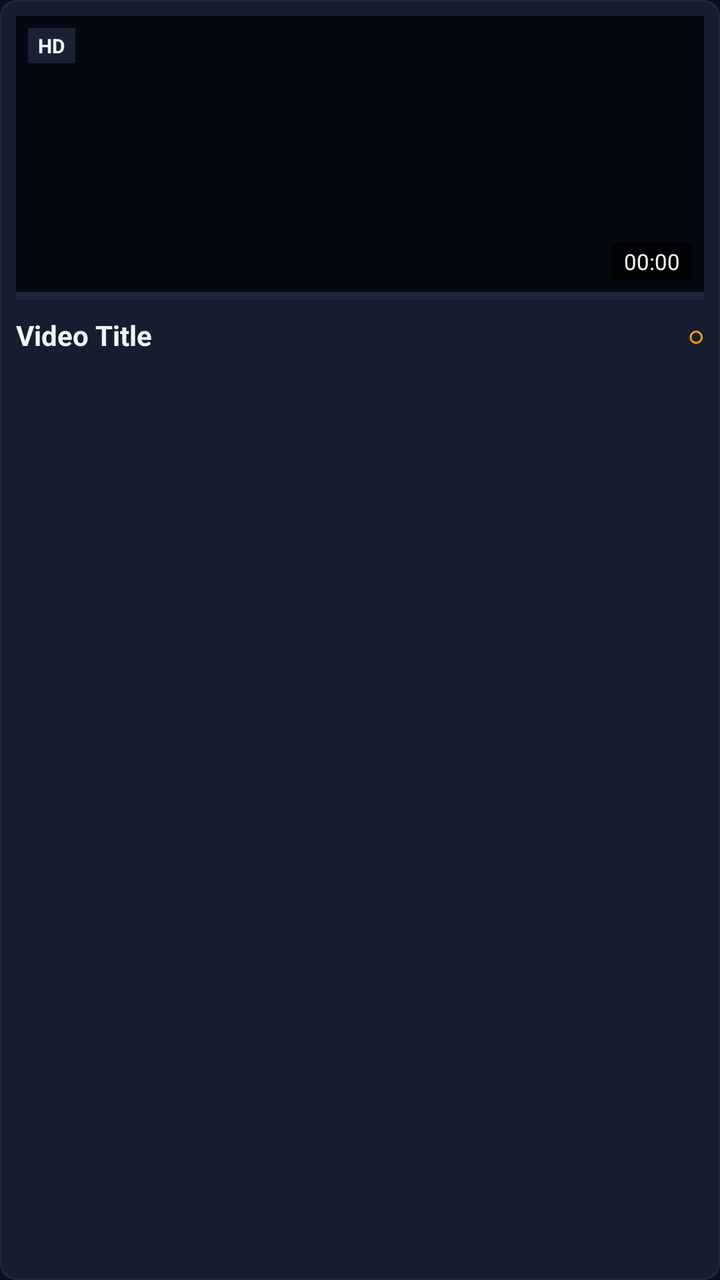
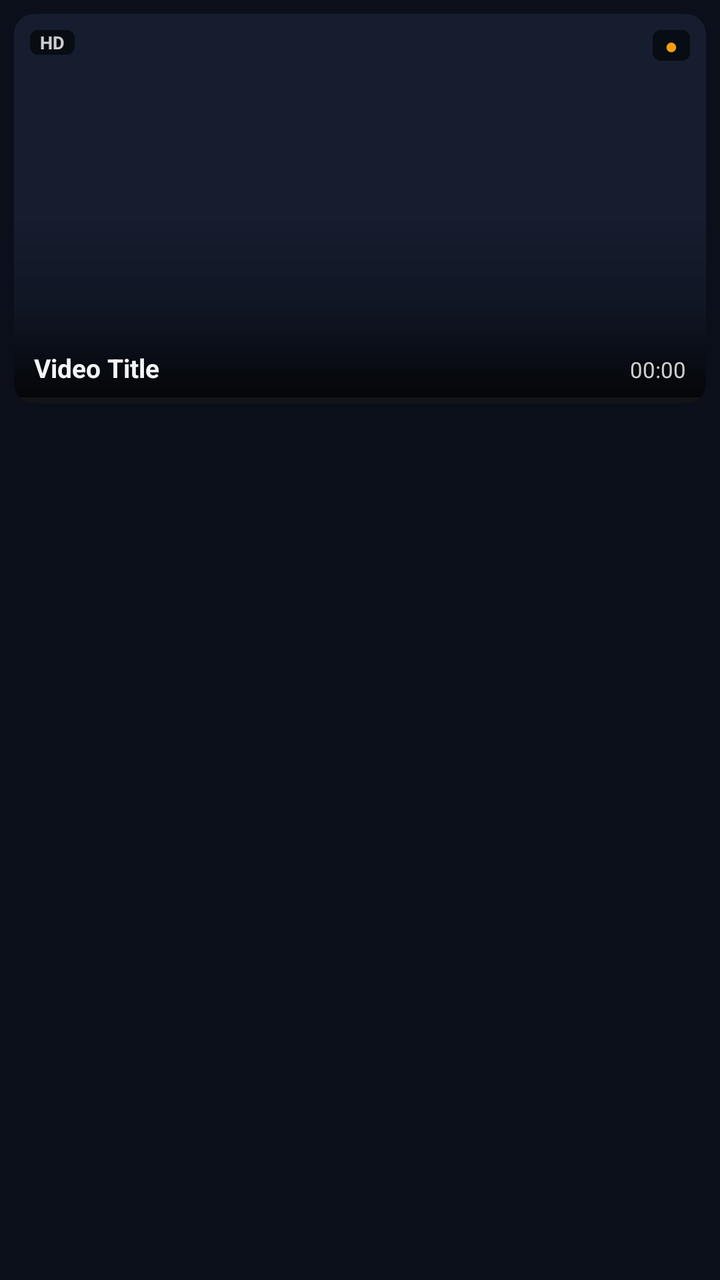

Before-and-after screenshots of an Android layout around one commit, followed by the original layout XML and the change that was made.
<!-- AndroidManifest.xml: application theme Theme.TVDiagnostics -->
<!-- res/layout/item_video_card.xml -->
<?xml version="1.0" encoding="utf-8"?>
<LinearLayout xmlns:android="http://schemas.android.com/apk/res/android"
    android:layout_width="260dp"
    android:layout_height="wrap_content"
    android:orientation="vertical"
    android:focusable="true"
    android:clickable="true"
    android:background="@drawable/btn_tv_focus"
    android:padding="8dp"
    android:layout_margin="10dp">

    
    <FrameLayout
        android:layout_width="match_parent"
        android:layout_height="138dp">

        <ImageView
            android:id="@+id/ivThumbnail"
            android:layout_width="match_parent"
            android:layout_height="match_parent"
            android:scaleType="centerCrop"
            android:background="#050811" />

        <TextView
            android:id="@+id/tvDurationBadge"
            android:layout_width="wrap_content"
            android:layout_height="wrap_content"
            android:layout_gravity="bottom|end"
            android:layout_margin="6dp"
            android:background="#CC000000"
            android:paddingStart="6dp"
            android:paddingEnd="6dp"
            android:paddingTop="2dp"
            android:paddingBottom="2dp"
            android:textColor="@color/text_white"
            android:textSize="11sp"
            android:text="00:00" />

        <TextView
            android:id="@+id/tvResBadge"
            android:layout_width="wrap_content"
            android:layout_height="wrap_content"
            android:layout_gravity="top|start"
            android:layout_margin="6dp"
            android:background="#CC1E293B"
            android:paddingStart="5dp"
            android:paddingEnd="5dp"
            android:paddingTop="2dp"
            android:paddingBottom="2dp"
            android:textColor="@color/text_white"
            android:textSize="10sp"
            android:textStyle="bold"
            android:text="HD" />
    </FrameLayout>

    
    <ProgressBar
        android:id="@+id/pbWatchProgress"
        style="?android:attr/progressBarStyleHorizontal"
        android:layout_width="match_parent"
        android:layout_height="4dp"
        android:max="100"
        android:progress="0"
        android:progressTint="@color/accent_blue"
        android:progressBackgroundTint="#334155" />

    
    <LinearLayout
        android:layout_width="match_parent"
        android:layout_height="wrap_content"
        android:orientation="horizontal"
        android:layout_marginTop="8dp"
        android:gravity="center_vertical">

        <TextView
            android:id="@+id/tvVideoTitle"
            android:layout_width="0dp"
            android:layout_height="wrap_content"
            android:layout_weight="1"
            android:maxLines="2"
            android:ellipsize="end"
            android:textColor="@color/text_white"
            android:textSize="14sp"
            android:textStyle="bold"
            android:text="Video Title" />

        
        <TextView
            android:id="@+id/tvCircleRating"
            android:layout_width="wrap_content"
            android:layout_height="wrap_content"
            android:layout_marginStart="8dp"
            android:textColor="@color/circle_filled"
            android:textSize="14sp"
            android:textStyle="bold"
            android:text="○" />
    </LinearLayout>

    
    <TextView
        android:id="@+id/tvTagsSnippet"
        android:layout_width="match_parent"
        android:layout_height="wrap_content"
        android:maxLines="1"
        android:ellipsize="end"
        android:textColor="#93C5FD"
        android:textSize="11sp"
        android:visibility="gone"
        android:layout_marginTop="3dp" />

    
    <TextView
        android:id="@+id/tvNotesSnippet"
        android:layout_width="match_parent"
        android:layout_height="wrap_content"
        android:maxLines="1"
        android:ellipsize="end"
        android:textColor="@color/text_muted"
        android:textSize="11sp"
        android:visibility="gone"
        android:layout_marginTop="3dp" />

</LinearLayout>
<!-- resources referenced by this layout -->
<resources>
  <color name="accent_blue">#3B82F6</color>
  <color name="circle_filled">#F59E0B</color>
  <color name="text_muted">#94A3B8</color>
  <color name="text_white">#F1F5F9</color>
  <!-- drawable btn_tv_focus (drawable) -->
  <?xml version="1.0" encoding="utf-8"?>
  <selector xmlns:android="http://schemas.android.com/apk/res/android">
      <item android:state_focused="true">
          <shape android:shape="rectangle">
              <solid android:color="@color/card_focused" />
              <stroke android:width="3dp" android:color="@color/tv_focus_stroke" />
              <corners android:radius="8dp" />
          </shape>
      </item>
      <item android:state_pressed="true">
          <shape android:shape="rectangle">
              <solid android:color="@color/accent_blue" />
              <corners android:radius="8dp" />
          </shape>
      </item>
      <item>
          <shape android:shape="rectangle">
              <solid android:color="@color/card_dark" />
              <stroke android:width="1dp" android:color="@color/border_dark" />
              <corners android:radius="8dp" />
          </shape>
      </item>
  </selector>
  <style name="Theme.TVDiagnostics" parent="Theme.AppCompat.NoActionBar">
          <item name="android:windowBackground">@color/bg_dark</item>
          <item name="android:textColor">@color/text_white</item>
          <item name="colorPrimary">@color/accent_blue</item>
          <item name="colorAccent">@color/accent_blue</item>
      </style>
  <color name="card_focused">#2A3B5C</color>
  <color name="tv_focus_stroke">#60A5FA</color>
  <color name="card_dark">#151D2F</color>
  <color name="border_dark">#1E293B</color>
  <color name="bg_dark">#0B0F19</color>
</resources>

<!-- the commit's change to res/layout/item_video_card.xml (unified diff, before → after) -->
@@ -1,123 +1,154 @@
 <?xml version="1.0" encoding="utf-8"?>
 <LinearLayout xmlns:android="http://schemas.android.com/apk/res/android"
-    android:layout_width="260dp"
+    xmlns:app="http://schemas.android.com/apk/res-auto"
+    android:layout_width="match_parent"
     android:layout_height="wrap_content"
     android:orientation="vertical"
-    android:focusable="true"
-    android:clickable="true"
-    android:background="@drawable/btn_tv_focus"
-    android:padding="8dp"
-    android:layout_margin="10dp">
+    android:padding="7dp"
+    android:clipChildren="false"
+    android:clipToPadding="false">
 
     
-    <FrameLayout
+    <androidx.constraintlayout.widget.ConstraintLayout
+        android:id="@+id/cardFrame"
         android:layout_width="match_parent"
-        android:layout_height="138dp">
+        android:layout_height="wrap_content"
+        android:focusable="true"
+        android:clickable="true"
+        android:foreground="@drawable/bg_card_focus"
+        android:background="@drawable/bg_card"
+        android:clipToOutline="true">
 
         <ImageView
             android:id="@+id/ivThumbnail"
-            android:layout_width="match_parent"
-            android:layout_height="match_parent"
+            android:layout_width="0dp"
+            android:layout_height="0dp"
             android:scaleType="centerCrop"
-            android:background="#050811" />
+            android:contentDescription="@null"
+            app:layout_constraintDimensionRatio="16:9"
+            app:layout_constraintTop_toTopOf="parent"
+            app:layout_constraintStart_toStartOf="parent"
+            app:layout_constraintEnd_toEndOf="parent" />
+
+        <ImageView
+            android:id="@+id/ivPreview"
+            android:layout_width="0dp"
+            android:layout_height="0dp"
+            android:scaleType="centerCrop"
+            android:contentDescription="@null"
+            app:layout_constraintTop_toTopOf="@id/ivThumbnail"
+            app:layout_constraintBottom_toBottomOf="@id/ivThumbnail"
+            app:layout_constraintStart_toStartOf="@id/ivThumbnail"
+            app:layout_constraintEnd_toEndOf="@id/ivThumbnail" />
+
+        <View
+            android:layout_width="0dp"
+            android:layout_height="0dp"
+            android:background="@drawable/bg_card_shade"
+            app:layout_constraintHeight_percent="0.5"
+            app:layout_constraintBottom_toBottomOf="@id/ivThumbnail"
+            app:layout_constraintStart_toStartOf="parent"
+            app:layout_constraintEnd_toEndOf="parent" />
+
+        <TextView
+            android:id="@+id/tvCircleRating"
+            android:layout_width="wrap_content"
+            android:layout_height="wrap_content"
+            android:layout_margin="8dp"
+            android:background="@drawable/bg_card_badge"
+            android:paddingStart="6dp"
+            android:paddingEnd="6dp"
+            android:textColor="@color/circle_filled"
+            android:textSize="11sp"
+            android:text="●"
+            app:layout_constraintTop_toTopOf="parent"
+            app:layout_constraintEnd_toEndOf="parent" />
+
+        <TextView
+            android:id="@+id/tvResBadge"
+            android:layout_width="wrap_content"
+            android:layout_height="wrap_content"
+            android:layout_margin="8dp"
+            android:background="@drawable/bg_card_badge"
+            android:paddingStart="5dp"
+            android:paddingEnd="5dp"
+            android:textColor="#CCFFFFFF"
+            android:textSize="9sp"
+            android:textStyle="bold"
+            android:text="HD"
+            app:layout_constraintTop_toTopOf="parent"
+            app:layout_constraintStart_toStartOf="parent" />
+
+        <TextView
+            android:id="@+id/tvVideoTitle"
+            android:layout_width="0dp"
+            android:layout_height="wrap_content"
+            android:layout_marginStart="10dp"
+            android:layout_marginEnd="6dp"
+            android:layout_marginBottom="9dp"
+            android:maxLines="1"
+            android:ellipsize="end"
+            android:textColor="@color/text_white"
+            android:textSize="13sp"
+            android:textStyle="bold"
+            android:shadowColor="#CC000000"
+            android:shadowRadius="3"
+            android:text="Video Title"
+            app:layout_constraintBottom_toBottomOf="@id/ivThumbnail"
+            app:layout_constraintStart_toStartOf="parent"
+            app:layout_constraintEnd_toStartOf="@id/tvDurationBadge" />
 
         <TextView
             android:id="@+id/tvDurationBadge"
             android:layout_width="wrap_content"
             android:layout_height="wrap_content"
-            android:layout_gravity="bottom|end"
-            android:layout_margin="6dp"
-            android:background="#CC000000"
-            android:paddingStart="6dp"
-            android:paddingEnd="6dp"
-            android:paddingTop="2dp"
-            android:paddingBottom="2dp"
-            android:textColor="@color/text_white"
+            android:layout_marginEnd="10dp"
+            android:textColor="#CCFFFFFF"
             android:textSize="11sp"
-            android:text="00:00" />
-
-        <TextView
-            android:id="@+id/tvResBadge"
-            android:layout_width="wrap_content"
-            android:layout_height="wrap_content"
-            android:layout_gravity="top|start"
-            android:layout_margin="6dp"
-            android:background="#CC1E293B"
-            android:paddingStart="5dp"
-            android:paddingEnd="5dp"
-            android:paddingTop="2dp"
-            android:paddingBottom="2dp"
-            android:textColor="@color/text_white"
-            android:textSize="10sp"
-            android:textStyle="bold"
-            android:text="HD" />
-    </FrameLayout>
-
-    
-    <ProgressBar
-        android:id="@+id/pbWatchProgress"
-        style="?android:attr/progressBarStyleHorizontal"
-        android:layout_width="match_parent"
-        android:layout_height="4dp"
-        android:max="100"
-        android:progress="0"
-        android:progressTint="@color/accent_blue"
-        android:progressBackgroundTint="#334155" />
-
-    
-    <LinearLayout
-        android:layout_width="match_parent"
-        android:layout_height="wrap_content"
-        android:orientation="horizontal"
-        android:layout_marginTop="8dp"
-        android:gravity="center_vertical">
-
-        <TextView
-            android:id="@+id/tvVideoTitle"
-            android:layout_width="0dp"
-            android:layout_height="wrap_content"
-            android:layout_weight="1"
-            android:maxLines="2"
-            android:ellipsize="end"
-            android:textColor="@color/text_white"
-            android:textSize="14sp"
-            android:textStyle="bold"
-            android:text="Video Title" />
+            android:shadowColor="#CC000000"
+            android:shadowRadius="3"
+            android:text="00:00"
+            app:layout_constraintBaseline_toBaselineOf="@id/tvVideoTitle"
+            app:layout_constraintEnd_toEndOf="parent" />
 
         
-        <TextView
-            android:id="@+id/tvCircleRating"
-            android:layout_width="wrap_content"
-            android:layout_height="wrap_content"
-            android:layout_marginStart="8dp"
-            android:textColor="@color/circle_filled"
-            android:textSize="14sp"
-            android:textStyle="bold"
-            android:text="○" />
-    </LinearLayout>
+        <ProgressBar
+            android:id="@+id/pbWatchProgress"
+            style="?android:attr/progressBarStyleHorizontal"
+            android:layout_width="0dp"
+            android:layout_height="3dp"
+            android:max="100"
+            android:progress="0"
+            android:progressTint="@color/accent_blue"
+            android:progressBackgroundTint="#33FFFFFF"
+            app:layout_constraintBottom_toBottomOf="@id/ivThumbnail"
+            app:layout_constraintStart_toStartOf="parent"
+            app:layout_constraintEnd_toEndOf="parent" />
+    </androidx.constraintlayout.widget.ConstraintLayout>
 
     
     <TextView
         android:id="@+id/tvTagsSnippet"
         android:layout_width="match_parent"
         android:layout_height="wrap_content"
+        android:layout_marginTop="5dp"
+        android:paddingStart="2dp"
         android:maxLines="1"
         android:ellipsize="end"
-        android:textColor="#93C5FD"
-        android:textSize="11sp"
-        android:visibility="gone"
-        android:layout_marginTop="3dp" />
+        android:textColor="#8093C5FD"
+        android:textSize="10sp"
+        android:visibility="gone" />
 
-    
     <TextView
         android:id="@+id/tvNotesSnippet"
         android:layout_width="match_parent"
         android:layout_height="wrap_content"
+        android:layout_marginTop="2dp"
+        android:paddingStart="2dp"
         android:maxLines="1"
         android:ellipsize="end"
         android:textColor="@color/text_muted"
-        android:textSize="11sp"
-        android:visibility="gone"
-        android:layout_marginTop="3dp" />
+        android:textSize="10sp"
+        android:visibility="gone" />
 
 </LinearLayout>
<!-- resource entries referenced after the edit -->
@@ -4,40 +4,50 @@
   <color name="circle_filled">#F59E0B</color>
   <color name="text_muted">#94A3B8</color>
   <color name="text_white">#F1F5F9</color>
-  <!-- drawable btn_tv_focus (drawable) -->
+  <!-- drawable bg_card (drawable) -->
+  <?xml version="1.0" encoding="utf-8"?>
+  <shape xmlns:android="http://schemas.android.com/apk/res/android" android:shape="rectangle">
+      <solid android:color="@color/card_dark" />
+      <corners android:radius="10dp" />
+  </shape>
+  <!-- drawable bg_card_badge (drawable) -->
+  <?xml version="1.0" encoding="utf-8"?>
+  <shape xmlns:android="http://schemas.android.com/apk/res/android" android:shape="rectangle">
+      <solid android:color="#99000000" />
+      <corners android:radius="4dp" />
+  </shape>
+  <!-- drawable bg_card_focus (drawable) -->
   <?xml version="1.0" encoding="utf-8"?>
   <selector xmlns:android="http://schemas.android.com/apk/res/android">
       <item android:state_focused="true">
           <shape android:shape="rectangle">
-              <solid android:color="@color/card_focused" />
-              <stroke android:width="3dp" android:color="@color/tv_focus_stroke" />
-              <corners android:radius="8dp" />
-          </shape>
-      </item>
-      <item android:state_pressed="true">
-          <shape android:shape="rectangle">
-              <solid android:color="@color/accent_blue" />
-              <corners android:radius="8dp" />
+              <stroke android:width="3dp" android:color="#F1F5F9" />
+              <corners android:radius="10dp" />
           </shape>
       </item>
       <item>
           <shape android:shape="rectangle">
-              <solid android:color="@color/card_dark" />
-              <stroke android:width="1dp" android:color="@color/border_dark" />
-              <corners android:radius="8dp" />
+              <stroke android:width="1dp" android:color="#14FFFFFF" />
+              <corners android:radius="10dp" />
           </shape>
       </item>
   </selector>
+  <!-- drawable bg_card_shade (drawable) -->
+  <?xml version="1.0" encoding="utf-8"?>
+  <shape xmlns:android="http://schemas.android.com/apk/res/android" android:shape="rectangle">
+      <gradient
+          android:angle="90"
+          android:startColor="#D9000000"
+          android:centerColor="#40000000"
+          android:endColor="#00000000" />
+  </shape>
   <style name="Theme.TVDiagnostics" parent="Theme.AppCompat.NoActionBar">
           <item name="android:windowBackground">@color/bg_dark</item>
           <item name="android:textColor">@color/text_white</item>
           <item name="colorPrimary">@color/accent_blue</item>
           <item name="colorAccent">@color/accent_blue</item>
       </style>
-  <color name="card_focused">#2A3B5C</color>
-  <color name="tv_focus_stroke">#60A5FA</color>
   <color name="card_dark">#151D2F</color>
-  <color name="border_dark">#1E293B</color>
   <color name="bg_dark">#0B0F19</color>
 </resources>
 
